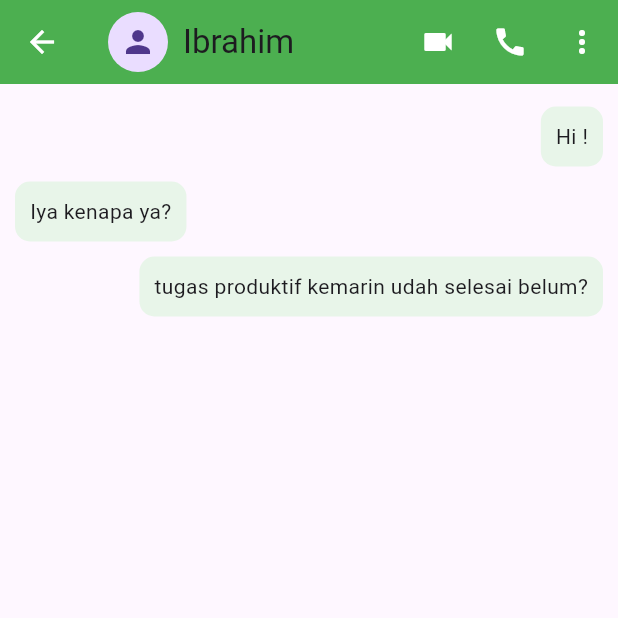
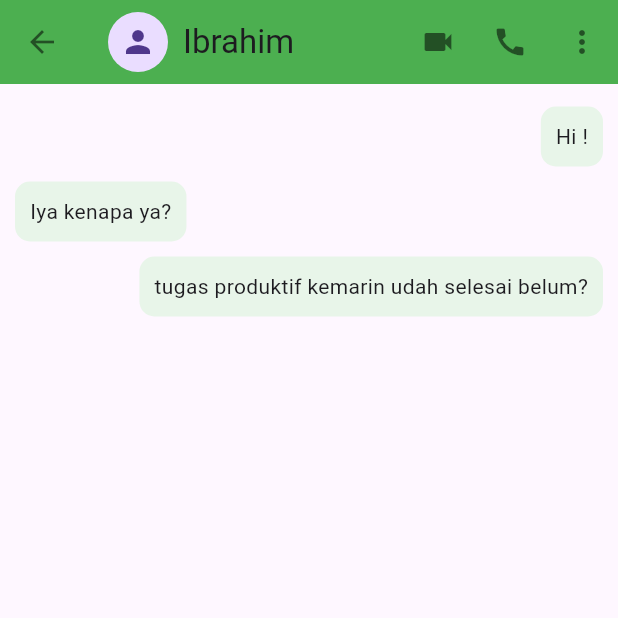
Before and after one commit to iibrahimboim/Flutter_WhatsApp_Ui, a Flutter app: the DetailChat screen opened directly, on a phone screen of 412 x 824 dp, the top half of it. Run offline on Flutter 3.47's test engine with Material 3 defaults, Android fonts, the phone set to English and light mode, and no system bars.

```diff
--- a/lib/detail_chat.dart
+++ b/lib/detail_chat.dart
@@ -17,7 +17,7 @@ class _DetailChatState extends State<DetailChat> {
           onPressed: () {
             Navigator.pop(context);
           },
-          icon: Icon(Icons.arrow_back, color: Colors.white),
+          icon: Icon(Icons.arrow_back, color: Colors.black54),
         ),
         title: Row(
           children: [
@@ -33,19 +33,19 @@ class _DetailChatState extends State<DetailChat> {
             onPressed: () {
               debugPrint("Video Call Started");
             },
-            icon: Icon(Icons.videocam, color: Colors.white),
+            icon: Icon(Icons.videocam, color: Colors.black54),
           ),
           IconButton(
             onPressed: () {
               debugPrint("Call Started");
             },
-            icon: Icon(Icons.call, color: Colors.white),
+            icon: Icon(Icons.call, color: Colors.black54),
           ),
           IconButton(
             onPressed: () {
               debugPrint("More Vert Onclick");
             },
-            icon: Icon(Icons.more_vert, color: Colors.white),
+            icon: Icon(Icons.more_vert, color: Colors.black54),
           ),
         ],
       ),
```
